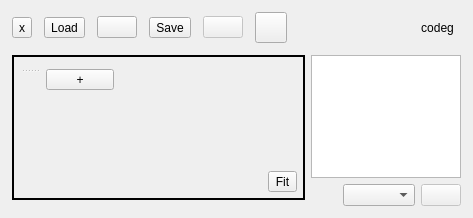
First picture: the form in src/Ui/AppWindow.ui, repository NikolayRag/codeg, before the edit.
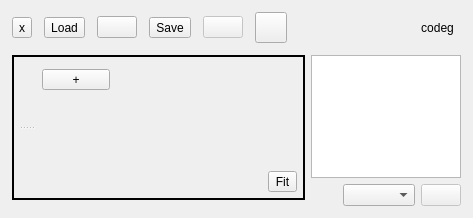
Second picture: the form after the edit. Icons and pictures are not drawn.

Commit message: clean GeoWidget layout, tbc

```diff
--- a/src/Ui/AppWindow.ui
+++ b/src/Ui/AppWindow.ui
@@ -391,27 +391,7 @@
                       <layout class="QVBoxLayout" name="frameGeoBlocks"/>
                      </widget>
                      <widget class="QWidget" name="verticalLayoutWidget_2">
-                      <layout class="QVBoxLayout" name="_2" stretch="1,0">
-                       <item>
-                        <layout class="QVBoxLayout" name="frameGeo"/>
-                       </item>
-                       <item>
-                        <spacer name="verticalSpacer">
-                         <property name="orientation">
-                          <enum>Qt::Vertical</enum>
-                         </property>
-                         <property name="sizeType">
-                          <enum>QSizePolicy::Ignored</enum>
-                         </property>
-                         <property name="sizeHint" stdset="0">
-                          <size>
-                           <width>20</width>
-                           <height>40</height>
-                          </size>
-                         </property>
-                        </spacer>
-                       </item>
-                      </layout>
+                      <layout class="QVBoxLayout" name="frameGeo"/>
                      </widget>
                     </widget>
                    </item>
```
The commit also changes 2 other files.
